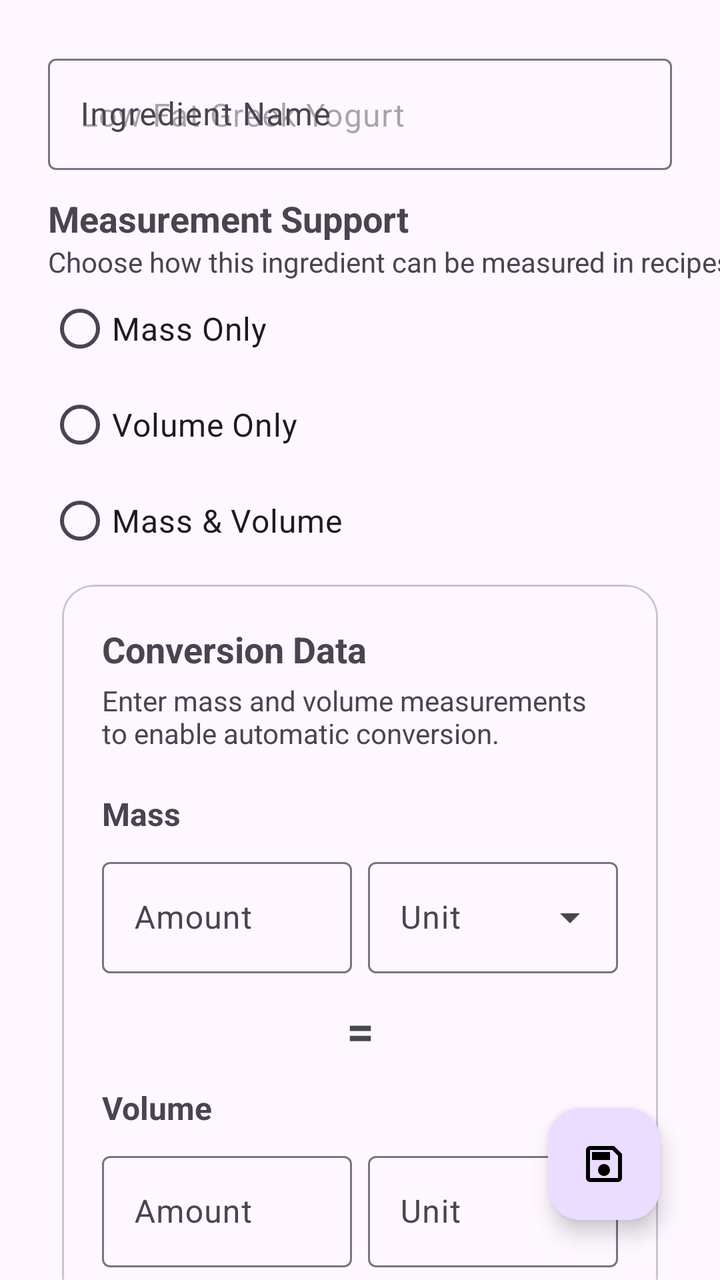
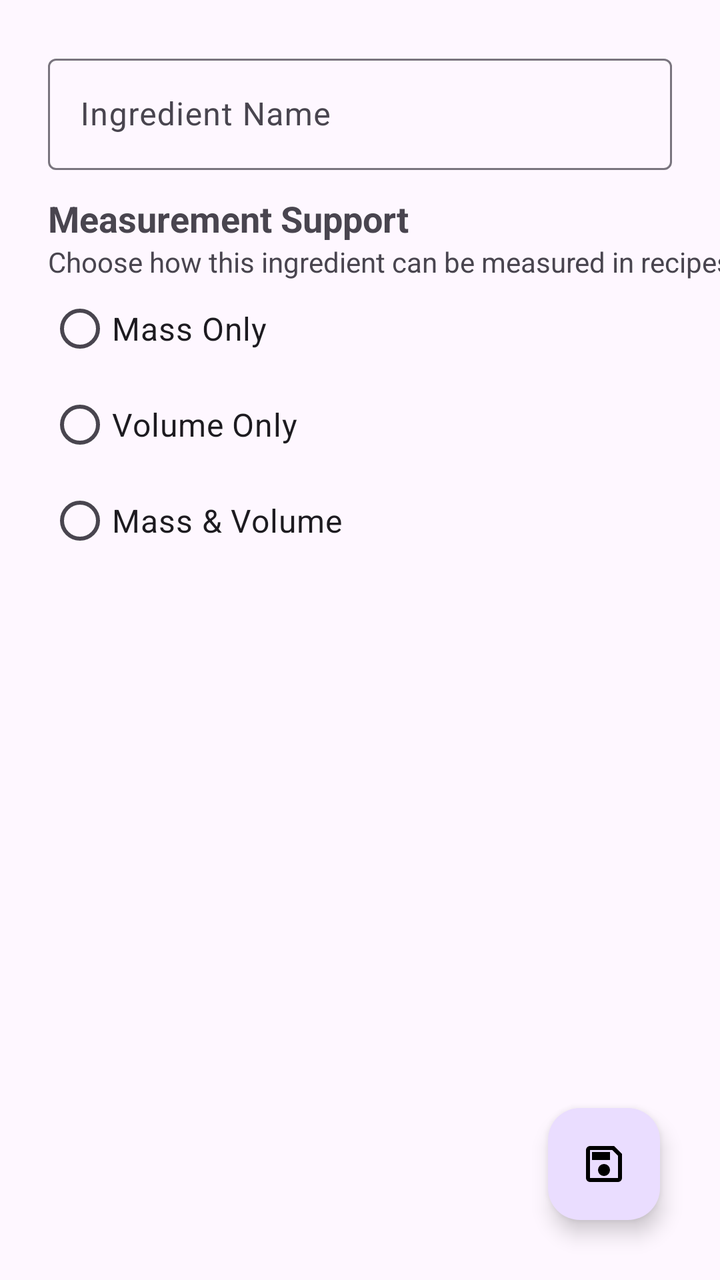

An Android layout rendered at two revisions. The XML below is the earlier revision; the diff shows what the commit changed to produce the second picture.
<!-- AndroidManifest.xml: application theme Theme.Culinometry -->
<!-- res/layout/fragment_ingredient_editor.xml -->
<?xml version="1.0" encoding="utf-8"?>
<androidx.constraintlayout.widget.ConstraintLayout
    xmlns:android="http://schemas.android.com/apk/res/android"
    xmlns:app="http://schemas.android.com/apk/res-auto"
    xmlns:tools="http://schemas.android.com/tools"
    android:id="@+id/ingredient_editor_layout"
    android:layout_width="match_parent"
    android:layout_height="match_parent">

    <com.google.android.material.textfield.TextInputLayout
        android:id="@+id/name_input_layout"
        android:layout_width="0dp"
        android:layout_height="wrap_content"
        android:hint="Ingredient Name"
        android:layout_marginStart="24dp"
        android:layout_marginEnd="24dp"
        android:layout_marginTop="24dp"
        app:layout_constraintStart_toStartOf="parent"
        app:layout_constraintEnd_toEndOf="parent"
        app:layout_constraintTop_toTopOf="parent">

        <com.google.android.material.textfield.TextInputEditText
            android:id="@+id/name_edit_text"
            android:layout_width="match_parent"
            android:layout_height="wrap_content"
            android:hint="Low-Fat Greek Yogurt" />

    </com.google.android.material.textfield.TextInputLayout>

    <TextView
        android:id="@+id/radio_title_text_view"
        android:layout_width="wrap_content"
        android:layout_height="wrap_content"
        android:text="Measurement Support"
        android:textStyle="bold"
        android:textSize="18sp"
        android:layout_marginStart="24dp"
        android:layout_marginEnd="24dp"
        android:layout_marginTop="12dp"
        app:layout_constraintLeft_toLeftOf="parent"
        app:layout_constraintTop_toBottomOf="@id/name_input_layout" />

    <TextView
        android:id="@+id/radio_explanation_text_view"
        android:layout_width="wrap_content"
        android:layout_height="wrap_content"
        android:text="Choose how this ingredient can be measured in recipes."
        android:textSize="14sp"
        android:paddingBottom="0dp"
        android:layout_marginStart="24dp"
        android:layout_marginEnd="24dp"
        android:textColor="?android:attr/textColorSecondary"
        app:layout_constraintLeft_toLeftOf="parent"
        app:layout_constraintTop_toBottomOf="@id/radio_title_text_view" />

    <RadioGroup
        android:id="@+id/radio_group"
        android:layout_width="wrap_content"
        android:layout_height="wrap_content"
        android:orientation="vertical"
        android:layout_marginStart="24dp"
        app:layout_constraintTop_toBottomOf="@id/radio_explanation_text_view"
        app:layout_constraintStart_toStartOf="parent">
        <RadioButton
            android:id="@+id/mass_button"
            android:textSize="16sp"
            android:layout_width="wrap_content"
            android:layout_height="wrap_content"
            android:text="Mass Only"/>
        <RadioButton
            android:id="@+id/volume_button"
            android:textSize="16sp"
            android:layout_width="wrap_content"
            android:layout_height="wrap_content"
            android:text="Volume Only"/>
        <RadioButton
            android:id="@+id/mass_and_volume_button"
            android:textSize="16sp"
            android:layout_width="wrap_content"
            android:layout_height="wrap_content"
            android:text="Mass &amp; Volume"/>
    </RadioGroup>

    <com.google.android.material.card.MaterialCardView
        android:id="@+id/conversion_card"
        android:layout_width="0dp"
        android:layout_height="wrap_content"
        android:layout_marginStart="24dp"
        android:layout_marginEnd="24dp"
        android:visibility="visible"
        app:cardCornerRadius="16dp"
        app:cardUseCompatPadding="true"
        app:layout_constraintStart_toStartOf="parent"
        app:layout_constraintEnd_toEndOf="parent"
        app:layout_constraintTop_toBottomOf="@id/radio_group">

        <androidx.constraintlayout.widget.ConstraintLayout
            android:layout_width="match_parent"
            android:layout_height="wrap_content"
            android:padding="20dp">

            
            <TextView
                android:id="@+id/conversion_title_text_view"
                android:layout_width="0dp"
                android:layout_height="wrap_content"
                android:text="Conversion Data"
                android:textSize="18sp"
                android:textStyle="bold"
                app:layout_constraintStart_toStartOf="parent"
                app:layout_constraintEnd_toEndOf="parent"
                app:layout_constraintTop_toTopOf="parent" />

            
            <TextView
                android:id="@+id/conversion_explanation_text_view"
                android:layout_width="0dp"
                android:layout_height="wrap_content"
                android:layout_marginTop="4dp"
                android:text="Enter mass and volume measurements to enable automatic conversion."
                android:textColor="?android:attr/textColorSecondary"
                android:textSize="14sp"
                app:layout_constraintStart_toStartOf="parent"
                app:layout_constraintEnd_toEndOf="parent"
                app:layout_constraintTop_toBottomOf="@id/conversion_title_text_view" />

            
            <TextView
                android:id="@+id/mass_label"
                android:layout_width="wrap_content"
                android:layout_height="wrap_content"
                android:layout_marginTop="20dp"
                android:text="Mass"
                android:textSize="16sp"
                android:textStyle="bold"
                app:layout_constraintStart_toStartOf="parent"
                app:layout_constraintTop_toBottomOf="@id/conversion_explanation_text_view" />

            
            <com.google.android.material.textfield.TextInputLayout
                android:id="@+id/reference_mass_amount_layout"
                android:layout_width="0dp"
                android:layout_height="wrap_content"
                android:layout_marginTop="8dp"
                android:layout_marginEnd="8dp"
                android:hint="Amount"
                app:layout_constraintStart_toStartOf="parent"
                app:layout_constraintEnd_toStartOf="@id/reference_mass_unit_layout"
                app:layout_constraintTop_toBottomOf="@id/mass_label"
                app:layout_constraintHorizontal_weight="1">

                <com.google.android.material.textfield.TextInputEditText
                    android:id="@+id/mass_edit_text"
                    android:layout_width="match_parent"
                    android:layout_height="wrap_content"
                    android:maxLines="1" />

            </com.google.android.material.textfield.TextInputLayout>

            
            <com.google.android.material.textfield.TextInputLayout
                android:id="@+id/reference_mass_unit_layout"
                style="@style/Widget.Material3.TextInputLayout.OutlinedBox.ExposedDropdownMenu"
                android:layout_width="0dp"
                android:layout_height="wrap_content"
                android:hint="Unit"
                app:layout_constraintStart_toEndOf="@id/reference_mass_amount_layout"
                app:layout_constraintEnd_toEndOf="parent"
                app:layout_constraintTop_toTopOf="@id/reference_mass_amount_layout"
                app:layout_constraintBottom_toBottomOf="@id/reference_mass_amount_layout"
                app:layout_constraintHorizontal_weight="1">

                <com.google.android.material.textfield.MaterialAutoCompleteTextView
                    android:id="@+id/reference_mass_unit_dropdown"
                    android:layout_width="match_parent"
                    android:layout_height="wrap_content"
                    android:inputType="none"
                    android:maxLines="1" />

            </com.google.android.material.textfield.TextInputLayout>

            
            <TextView
                android:id="@+id/conversion_equals_text_view"
                android:layout_width="wrap_content"
                android:layout_height="wrap_content"
                android:layout_marginTop="12dp"
                android:text="="
                android:textSize="24sp"
                android:textStyle="bold"
                app:layout_constraintStart_toStartOf="parent"
                app:layout_constraintEnd_toEndOf="parent"
                app:layout_constraintTop_toBottomOf="@id/reference_mass_amount_layout" />

            
            <TextView
                android:id="@+id/volume_label"
                android:layout_width="wrap_content"
                android:layout_height="wrap_content"
                android:layout_marginTop="12dp"
                android:text="Volume"
                android:textSize="16sp"
                android:textStyle="bold"
                app:layout_constraintStart_toStartOf="parent"
                app:layout_constraintTop_toBottomOf="@id/conversion_equals_text_view" />

            
            <com.google.android.material.textfield.TextInputLayout
                android:id="@+id/reference_volume_amount_layout"
                android:layout_width="0dp"
                android:layout_height="wrap_content"
                android:layout_marginTop="8dp"
                android:layout_marginEnd="8dp"
                android:hint="Amount"
                app:layout_constraintStart_toStartOf="parent"
                app:layout_constraintEnd_toStartOf="@id/reference_volume_unit_layout"
                app:layout_constraintTop_toBottomOf="@id/volume_label"
                app:layout_constraintBottom_toBottomOf="parent"
                app:layout_constraintHorizontal_weight="1">

                <com.google.android.material.textfield.TextInputEditText
                    android:id="@+id/volume_edit_text"
                    android:layout_width="match_parent"
                    android:layout_height="wrap_content"
                    android:inputType="numberDecimal"
                    android:maxLines="1" />

            </com.google.android.material.textfield.TextInputLayout>

            
            <com.google.android.material.textfield.TextInputLayout
                android:id="@+id/reference_volume_unit_layout"
                style="@style/Widget.Material3.TextInputLayout.OutlinedBox.ExposedDropdownMenu"
                android:layout_width="0dp"
                android:layout_height="wrap_content"
                android:hint="Unit"
                app:layout_constraintStart_toEndOf="@id/reference_volume_amount_layout"
                app:layout_constraintEnd_toEndOf="parent"
                app:layout_constraintTop_toTopOf="@id/reference_volume_amount_layout"
                app:layout_constraintBottom_toBottomOf="@id/reference_volume_amount_layout"
                app:layout_constraintHorizontal_weight="1">

                <com.google.android.material.textfield.MaterialAutoCompleteTextView
                    android:id="@+id/reference_volume_unit_dropdown"
                    android:layout_width="match_parent"
                    android:layout_height="wrap_content"
                    android:inputType="none"
                    android:maxLines="1" />

            </com.google.android.material.textfield.TextInputLayout>

        </androidx.constraintlayout.widget.ConstraintLayout>

    </com.google.android.material.card.MaterialCardView>

    <com.google.android.material.floatingactionbutton.FloatingActionButton
        android:id="@+id/save_ingredient_button"
        android:layout_width="wrap_content"
        android:layout_height="wrap_content"
        android:contentDescription="save"
        app:layout_constraintBottom_toBottomOf="parent"
        app:layout_constraintRight_toRightOf="parent"
        android:src="@drawable/save_24"
        app:tint="@color/black"
        android:layout_margin="30dp"/>

</androidx.constraintlayout.widget.ConstraintLayout>
<!-- resources referenced by this layout -->
<resources>
  <color name="black">#FF000000</color>
  <!-- drawable save_24 (drawable) -->
  <vector xmlns:android="http://schemas.android.com/apk/res/android"
      android:width="24dp"
      android:height="24dp"
      android:viewportWidth="960"
      android:viewportHeight="960"
      android:tint="?attr/colorControlNormal">
    <path
        android:fillColor="@android:color/white"
        android:pathData="M840,280L840,760Q840,793 816.5,816.5Q793,840 760,840L200,840Q167,840 143.5,816.5Q120,793 120,760L120,200Q120,167 143.5,143.5Q167,120 200,120L680,120L840,280ZM760,314L646,200L200,200Q200,200 200,200Q200,200 200,200L200,760Q200,760 200,760Q200,760 200,760L760,760Q760,760 760,760Q760,760 760,760L760,314ZM565,685Q600,650 600,600Q600,550 565,515Q530,480 480,480Q430,480 395,515Q360,550 360,600Q360,650 395,685Q430,720 480,720Q530,720 565,685ZM240,400L600,400L600,240L240,240L240,400ZM200,314L200,760Q200,760 200,760Q200,760 200,760L200,760Q200,760 200,760Q200,760 200,760L200,200Q200,200 200,200Q200,200 200,200L200,200L200,314Z"/>
  </vector>
  <style name="Theme.Culinometry" parent="Base.Theme.Culinometry" />
  <style name="Base.Theme.Culinometry" parent="Theme.Material3.DayNight">
          
          
      </style>
</resources>

<!-- the commit's change to res/layout/fragment_ingredient_editor.xml (unified diff, before → after) -->
@@ -22,8 +22,7 @@
         <com.google.android.material.textfield.TextInputEditText
             android:id="@+id/name_edit_text"
             android:layout_width="match_parent"
-            android:layout_height="wrap_content"
-            android:hint="Low-Fat Greek Yogurt" />
+            android:layout_height="wrap_content" />
 
     </com.google.android.material.textfield.TextInputLayout>
 
@@ -87,7 +86,7 @@
         android:layout_height="wrap_content"
         android:layout_marginStart="24dp"
         android:layout_marginEnd="24dp"
-        android:visibility="visible"
+        android:visibility="gone"
         app:cardCornerRadius="16dp"
         app:cardUseCompatPadding="true"
         app:layout_constraintStart_toStartOf="parent"
@@ -222,7 +221,6 @@
                     android:id="@+id/volume_edit_text"
                     android:layout_width="match_parent"
                     android:layout_height="wrap_content"
-                    android:inputType="numberDecimal"
                     android:maxLines="1" />
 
             </com.google.android.material.textfield.TextInputLayout>
